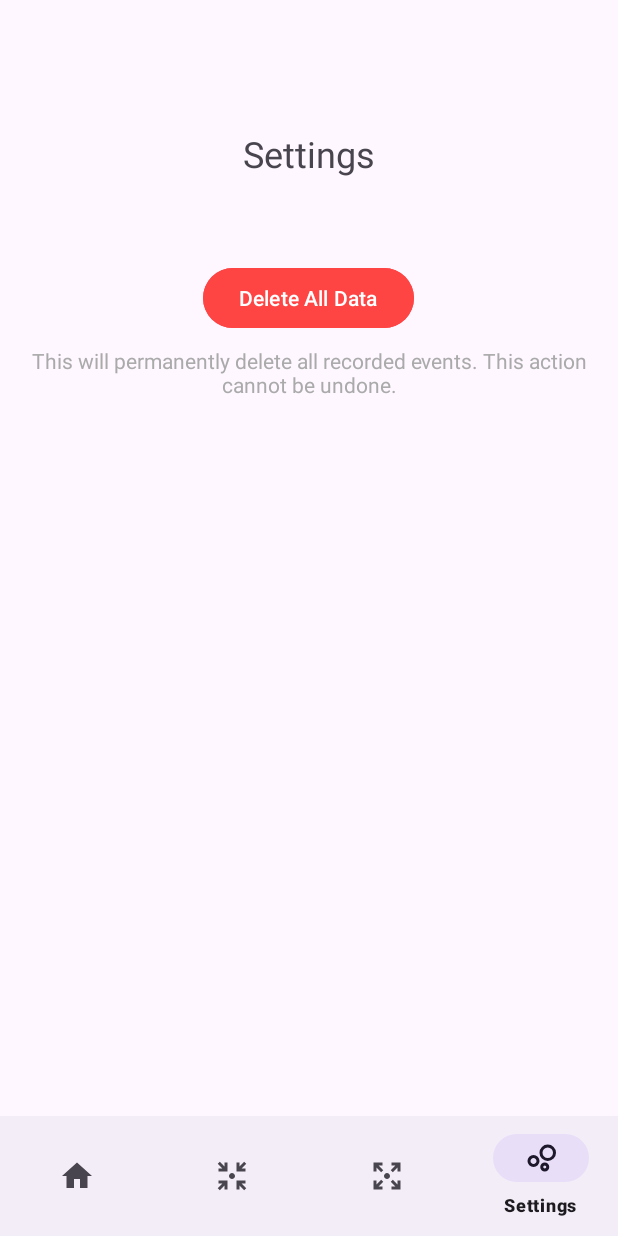
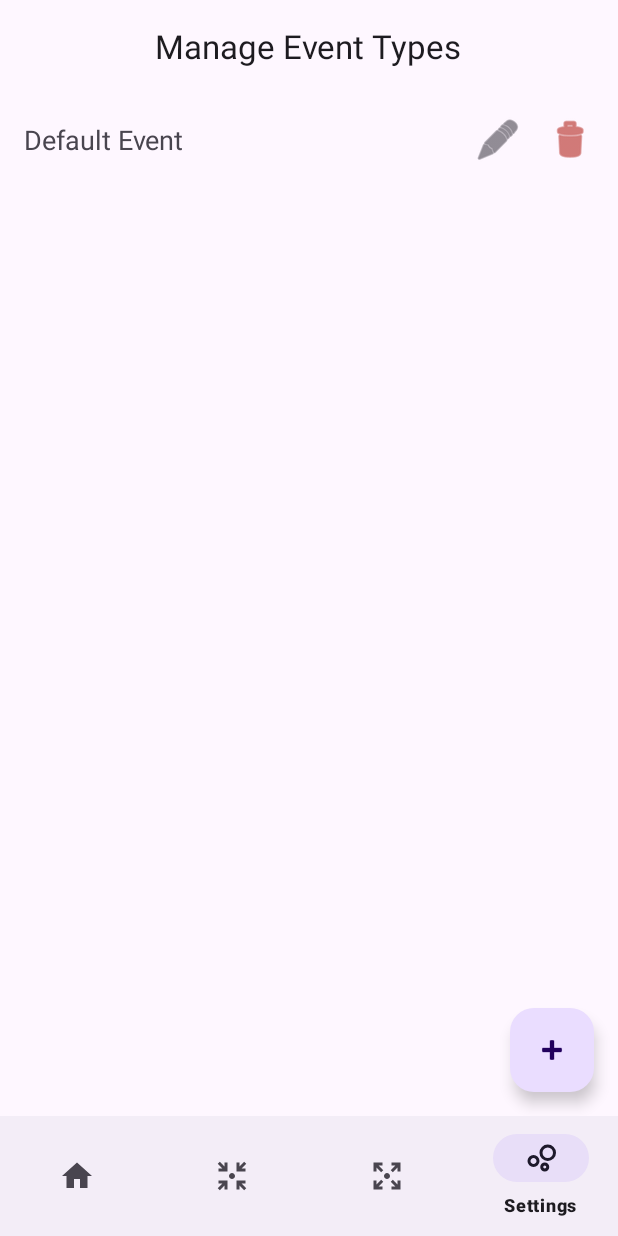
Before and after one commit to billpottle/LibreLog, an Android app: the screen it shows after launch (MainActivity), item 4 of the bottom bar chosen, on a phone screen of 412 x 824 dp. Run offline under Robolectric (Android 15) with nearby library versions, the phone set to English and light mode, and no system bars; our stand-ins replace Room's generated code.

Commit message:
allow changing event types

```diff
--- /dev/null
+++ b/app/src/main/java/com/example/librelog/EventTypeAdapter.java
@@ -0,0 +1,87 @@
+package com.example.librelog;
+
+import android.view.LayoutInflater;
+import android.view.View;
+import android.view.ViewGroup;
+import android.widget.ImageButton;
+import android.widget.TextView;
+
+import androidx.annotation.NonNull;
+import androidx.recyclerview.widget.DiffUtil;
+import androidx.recyclerview.widget.ListAdapter;
+import androidx.recyclerview.widget.RecyclerView;
+
+public class EventTypeAdapter extends ListAdapter<EventType, EventTypeAdapter.EventTypeViewHolder> {
+
+    private OnItemInteractionListener listener;
+
+    public EventTypeAdapter() {
+        super(DIFF_CALLBACK);
+    }
+
+    private static final DiffUtil.ItemCallback<EventType> DIFF_CALLBACK = new DiffUtil.ItemCallback<EventType>() {
+        @Override
+        public boolean areItemsTheSame(@NonNull EventType oldItem, @NonNull EventType newItem) {
+            return oldItem.getEventTypeId() == newItem.getEventTypeId();
+        }
+
+        @Override
+        public boolean areContentsTheSame(@NonNull EventType oldItem, @NonNull EventType newItem) {
+            return oldItem.getEventName().equals(newItem.getEventName());
+        }
+    };
+
+    @NonNull
+    @Override
+    public EventTypeViewHolder onCreateViewHolder(@NonNull ViewGroup parent, int viewType) {
+        View itemView = LayoutInflater.from(parent.getContext())
+                .inflate(R.layout.list_item_event_type, parent, false);
+        return new EventTypeViewHolder(itemView);
+    }
+
+    @Override
+    public void onBindViewHolder(@NonNull EventTypeViewHolder holder, int position) {
+        EventType currentEventType = getItem(position);
+        holder.textViewName.setText(currentEventType.getEventName());
+    }
+
+    public EventType getEventTypeAt(int position) {
+        return getItem(position);
+    }
+
+    class EventTypeViewHolder extends RecyclerView.ViewHolder {
+        private TextView textViewName;
+        private ImageButton buttonEdit;
+        private ImageButton buttonDelete;
+
+        public EventTypeViewHolder(@NonNull View itemView) {
+            super(itemView);
+            textViewName = itemView.findViewById(R.id.text_view_event_type_name);
+            buttonEdit = itemView.findViewById(R.id.button_edit_event_type);
+            buttonDelete = itemView.findViewById(R.id.button_delete_event_type);
+
+            buttonEdit.setOnClickListener(v -> {
+                int position = getAdapterPosition();
+                if (listener != null && position != RecyclerView.NO_POSITION) {
+                    listener.onEditClick(getItem(position));
+                }
+            });
+
+            buttonDelete.setOnClickListener(v -> {
+                int position = getAdapterPosition();
+                if (listener != null && position != RecyclerView.NO_POSITION) {
+                    listener.onDeleteClick(getItem(position));
+                }
+            });
+        }
+    }
+
+    public interface OnItemInteractionListener {
+        void onEditClick(EventType eventType);
+        void onDeleteClick(EventType eventType);
+    }
+
+    public void setOnItemInteractionListener(OnItemInteractionListener listener) {
+        this.listener = listener;
+    }
+}
--- a/app/src/main/res/layout/fragment_settings.xml
+++ b/app/src/main/res/layout/fragment_settings.xml
@@ -1,38 +1,53 @@
 <?xml version="1.0" encoding="utf-8"?>
-<LinearLayout xmlns:android="http://schemas.android.com/apk/res/android"
+<androidx.coordinatorlayout.widget.CoordinatorLayout xmlns:android="http://schemas.android.com/apk/res/android"
+    xmlns:app="http://schemas.android.com/apk/res-auto"
     xmlns:tools="http://schemas.android.com/tools"
     android:layout_width="match_parent"
     android:layout_height="match_parent"
-    android:gravity="center_horizontal"
-    android:orientation="vertical"
-    android:padding="16dp"
     tools:context=".ui.SettingsFragment">
+
+    <LinearLayout
+        android:layout_width="match_parent"
+        android:layout_height="match_parent"
+        android:orientation="vertical">
 
         <TextView
             android:id="@+id/text_settings_title"
             android:layout_width="wrap_content"
             android:layout_height="wrap_content"
-        android:text="@string/title_settings"
-        android:textSize="24sp"
-        android:layout_marginTop="70dp"
-        android:layout_marginBottom="24dp"/>
+            android:layout_gravity="center_horizontal"
+            android:layout_marginTop="16dp"
+            android:layout_marginBottom="16dp"
+            android:text="Manage Event Types"
+            android:textAppearance="@style/TextAppearance.AppCompat.Large" />
 
-    <Button
-        android:id="@+id/button_delete_all_data"
+        <androidx.recyclerview.widget.RecyclerView
+            android:id="@+id/recycler_view_event_types"
+            android:layout_width="match_parent"
+            android:layout_height="0dp"
+            android:layout_weight="1"
+            tools:listitem="@layout/list_item_event_type"
+            app:layoutManager="androidx.recyclerview.widget.LinearLayoutManager"/>
+
+        <TextView
+            android:id="@+id/text_view_no_event_types"
             android:layout_width="wrap_content"
             android:layout_height="wrap_content"
-        android:layout_marginTop="32dp"
-        android:text="Delete All Data"
-        android:backgroundTint="@android:color/holo_red_light" />
+            android:layout_gravity="center"
+            android:text="No event types defined. Add some!"
+            android:visibility="gone"
+            android:layout_marginTop="16dp"
+            android:layout_marginBottom="16dp"/>
 
-    <TextView
-        android:id="@+id/text_delete_warning"
+    </LinearLayout>
+
+    <com.google.android.material.floatingactionbutton.FloatingActionButton
+        android:id="@+id/fab_add_event_type"
         android:layout_width="wrap_content"
         android:layout_height="wrap_content"
-        android:layout_marginTop="8dp"
-        android:text="This will permanently delete all recorded events. This action cannot be undone."
-        android:textColor="@android:color/darker_gray"
-        android:textSize="14sp"
-        android:gravity="center_horizontal"/>
+        android:layout_gravity="bottom|end"
+        android:layout_margin="16dp"
+        android:contentDescription="Add New Event Type"
+        app:srcCompat="@android:drawable/ic_input_add" />
 
-</LinearLayout>
+</androidx.coordinatorlayout.widget.CoordinatorLayout>
--- /dev/null
+++ b/app/src/main/res/layout/list_item_event_type.xml
@@ -0,0 +1,41 @@
+<?xml version="1.0" encoding="utf-8"?>
+<LinearLayout xmlns:android="http://schemas.android.com/apk/res/android"
+    xmlns:app="http://schemas.android.com/apk/res-auto"
+    android:layout_width="match_parent"
+    android:layout_height="wrap_content"
+    android:orientation="horizontal"
+    android:paddingStart="16dp"
+    android:paddingEnd="8dp"
+    android:paddingTop="8dp"
+    android:paddingBottom="8dp"
+    android:gravity="center_vertical">
+
+    <TextView
+        android:id="@+id/text_view_event_type_name"
+        android:layout_width="0dp"
+        android:layout_height="wrap_content"
+        android:layout_weight="1"
+        android:text="Event Type Name"
+        android:textAppearance="@style/TextAppearance.AppCompat.Medium"/>
+
+    <ImageButton
+        android:id="@+id/button_edit_event_type"
+        android:layout_width="wrap_content"
+        android:layout_height="wrap_content"
+        android:src="@android:drawable/ic_menu_edit"
+        android:background="?attr/selectableItemBackgroundBorderless"
+        android:contentDescription="Edit Event Type"
+        app:tint="?attr/colorControlNormal"
+        android:padding="8dp"/>
+
+    <ImageButton
+        android:id="@+id/button_delete_event_type"
+        android:layout_width="wrap_content"
+        android:layout_height="wrap_content"
+        android:src="@android:drawable/ic_menu_delete"
+        android:background="?attr/selectableItemBackgroundBorderless"
+        app:tint="?attr/colorError"
+        android:contentDescription="Delete Event Type"
+        android:padding="8dp"/>
+
+</LinearLayout>
```
Also changed, not shown: app/src/main/java/com/example/librelog/ui/SettingsFragment.java (+145 -57 lines), app/src/main/res/layout/dialog_add_edit_event_type.xml (added, +32 -0 lines). Lines whose indentation alone changed are shown as unchanged.
